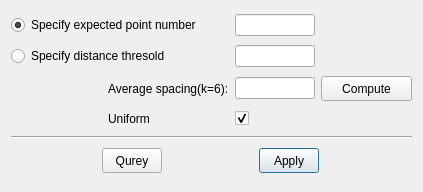
LiangliangNan/Easy3D, file applications/Mapple/dialogs/dialog_point_cloud_simplification.ui: the form before one commit.
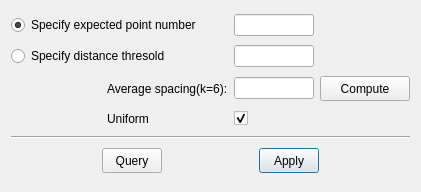
The form after the commit.

```diff
--- a/applications/Mapple/dialogs/dialog_point_cloud_simplification.ui
+++ b/applications/Mapple/dialogs/dialog_point_cloud_simplification.ui
@@ -6,7 +6,7 @@
    <rect>
     <x>0</x>
     <y>0</y>
-    <width>423</width>
+    <width>421</width>
     <height>192</height>
    </rect>
   </property>
@@ -65,9 +65,9 @@
     </widget>
    </item>
    <item row="6" column="0" colspan="4">
-    <layout class="QHBoxLayout">
+    <layout class="QHBoxLayout" name="layoutButtons">
      <item>
-      <widget class="QPushButton" name="qureyButton">
+      <widget class="QPushButton" name="queryButton">
        <property name="minimumSize">
         <size>
          <width>60</width>
@@ -84,7 +84,7 @@
         <string>Query the points that can be deleted</string>
        </property>
        <property name="text">
-        <string>Qurey</string>
+        <string>Query</string>
        </property>
       </widget>
      </item>
```
Left out of the diff: 2 changed lines with no effect on the pictures.
